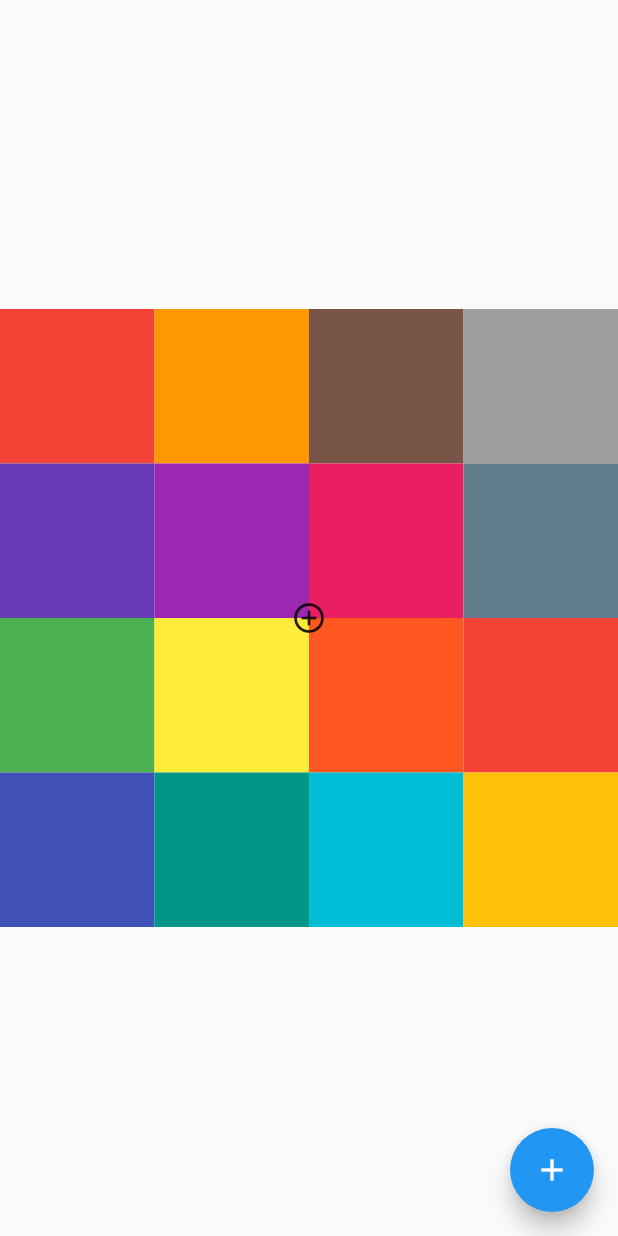
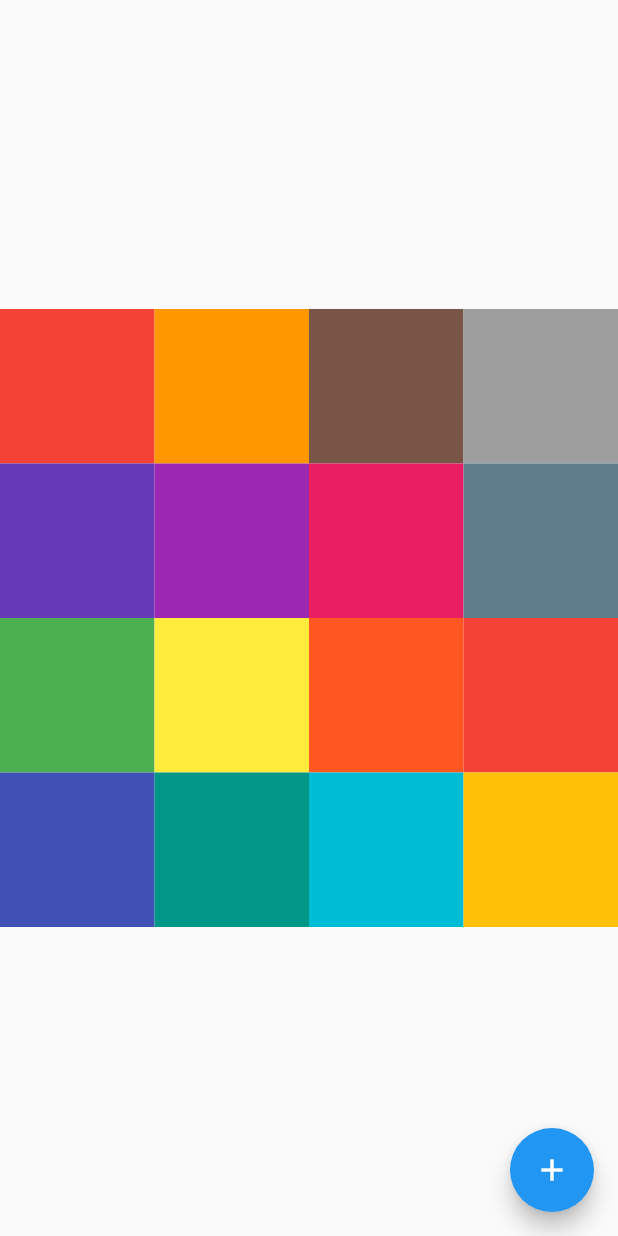
Before and after one commit to e200/pixel_color_picker, a Flutter app: the screen it shows after launch, on a phone screen of 412 x 824 dp. Run offline on Flutter 3.47's test engine with Material 2 defaults, Android fonts, the phone set to English and light mode, and no system bars; our stand-ins replace after_layout.

Commit message:
Removed center icon

```diff
--- a/lib/src/widgets/picker.dart
+++ b/lib/src/widgets/picker.dart
@@ -64,9 +64,6 @@ class _PixelColorPickerState extends State<PixelColorPicker>
             child: widget.child,
           ),
         ),
-        Center(
-          child: Icon(Icons.add_circle_outline),
-        )
       ],
     );
   }
```
